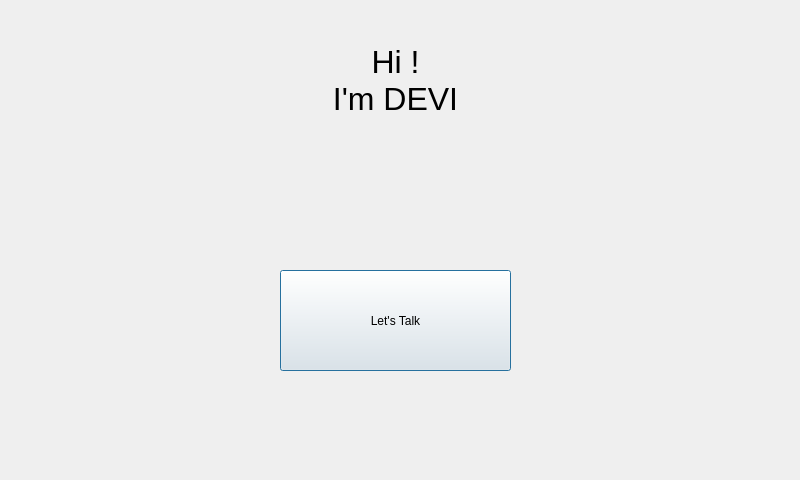
Before: the Qt Designer form UI/smrr_ui/src/ui/screen_home.ui in ENTC-FYP-19-G08/ismrr, drawn with Qt 5.
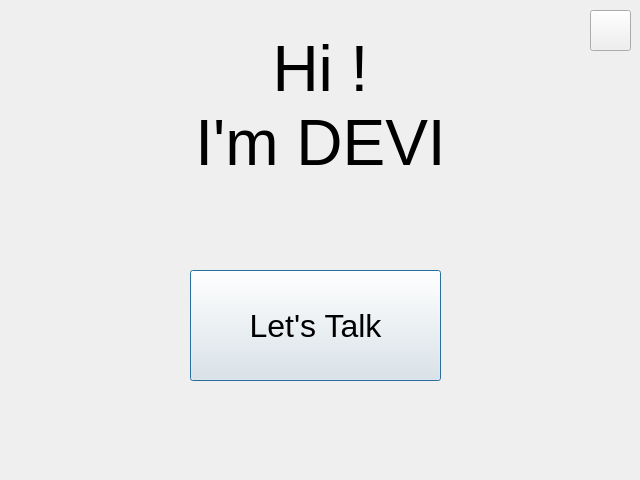
After: the same form once the commit is applied. Icons and pictures are not drawn.

Commit message: upgrade ui resoluiton to 640x480 and adjust font sizes

What changed in the file:
```diff
--- a/UI/smrr_ui/src/ui/screen_home.ui
+++ b/UI/smrr_ui/src/ui/screen_home.ui
@@ -6,10 +6,15 @@
    <rect>
     <x>0</x>
     <y>0</y>
-    <width>800</width>
+    <width>640</width>
     <height>480</height>
    </rect>
   </property>
+  <property name="font">
+   <font>
+    <pointsize>20</pointsize>
+   </font>
+  </property>
   <property name="windowTitle">
    <string>Dialog</string>
   </property>
@@ -19,15 +24,15 @@
   <widget class="QLabel" name="label">
    <property name="geometry">
     <rect>
-     <x>30</x>
-     <y>20</y>
-     <width>731</width>
-     <height>121</height>
+     <x>10</x>
+     <y>30</y>
+     <width>621</width>
+     <height>151</height>
     </rect>
    </property>
    <property name="font">
     <font>
-     <pointsize>24</pointsize>
+     <pointsize>48</pointsize>
     </font>
    </property>
    <property name="text">
@@ -41,16 +46,48 @@
   <widget class="QPushButton" name="btnTalk">
    <property name="geometry">
     <rect>
-     <x>280</x>
+     <x>190</x>
      <y>270</y>
-     <width>231</width>
-     <height>101</height>
+     <width>251</width>
+     <height>111</height>
     </rect>
    </property>
+   <property name="font">
+    <font>
+     <pointsize>24</pointsize>
+    </font>
+   </property>
    <property name="text">
     <string>Let's Talk</string>
    </property>
   </widget>
+  <widget class="QPushButton" name="btnSettings">
+   <property name="geometry">
+    <rect>
+     <x>590</x>
+     <y>10</y>
+     <width>41</width>
+     <height>41</height>
+    </rect>
+   </property>
+   <property name="font">
+    <font>
+     <pointsize>24</pointsize>
+    </font>
+   </property>
+   <property name="text">
+    <string/>
+   </property>
+   <property name="icon">
+    <iconset theme="applications-system"/>
+   </property>
+   <property name="iconSize">
+    <size>
+     <width>24</width>
+     <height>24</height>
+    </size>
+   </property>
+  </widget>
  </widget>
  <resources/>
  <connections/>
```
The commit also changes 9 other files.
